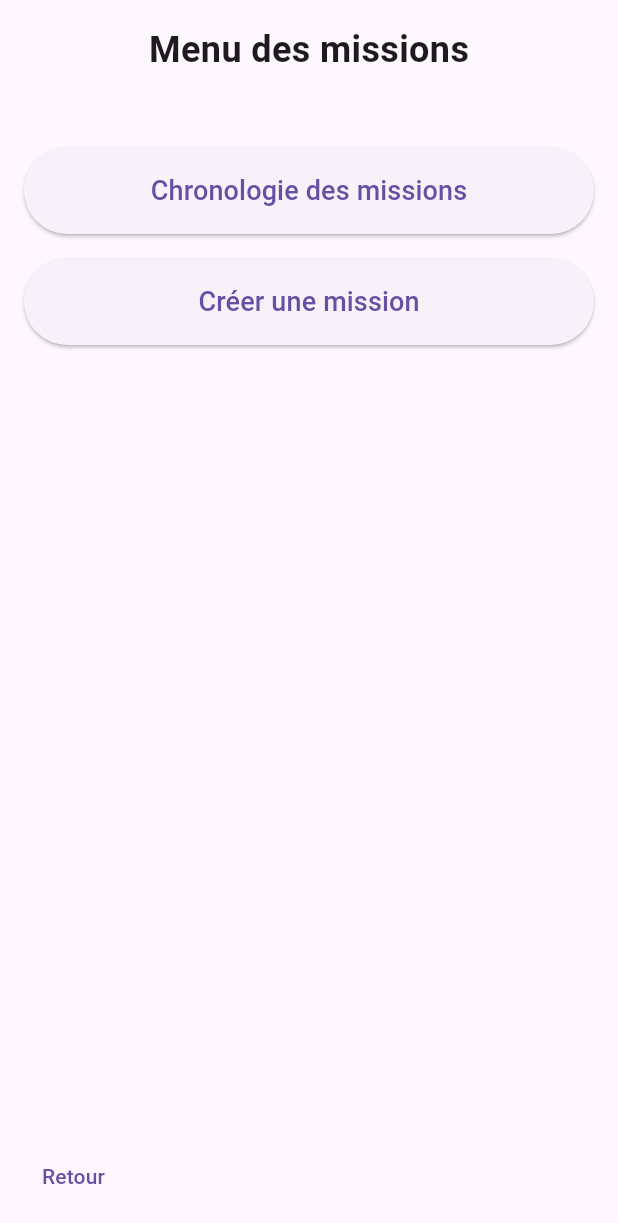
After one commit to Odyce/Hellsing-Undead-or-Alive-App, a Flutter app: the ArchiveMenuPage screen opened by its route, after a tap on "Missions", on a phone screen of 412 x 824 dp. The commit adds this screen. Shown: the top 1223 px of the screen. Run offline on Flutter 3.47's test engine with Material 3 defaults, Android fonts, the phone set to English and light mode, and no system bars; our stand-ins replace cloud_firestore, firebase_auth, firebase_core, flutter_riverpod, image_picker, shared_preferences and 1 more; missing offline and left inert: apsl_sun_calc, page_flip; accounts and stored records are empty.

Commit message:
Missions menu implemented

```diff
--- a/hellsing_undead_or_applive/lib/main.dart
+++ b/hellsing_undead_or_applive/lib/main.dart
@@ -4,6 +4,7 @@ import 'package:flutter_riverpod/flutter_riverpod.dart';
 
 import 'package:firebase_core/firebase_core.dart';
 import 'package:firebase_auth/firebase_auth.dart';
+import 'package:hellsing_undead_or_applive/pages/archives/mission/mission_menu.dart';
 import 'package:hellsing_undead_or_applive/pages/calendar/moon_calendar_page.dart';
 import 'package:shared_preferences/shared_preferences.dart';
 
@@ -48,6 +49,10 @@ class MyApp extends StatelessWidget {
         '/agentcreate': (_) => const CreateAgentPage(),
         '/rulebook': (_) => const BookViewerPage(),
         '/calendar': (_) => const MoonCalendarPage(),
+        '/archives': (_) => const ArchiveMenuPage(),
+        '/missions': (_) => const MissionMenuPage(),
+        '/chrono': (_) => const MissionChronologyPage(),
+        '/missioncreate': (_) => const CreateMissionPage(),
         // '/settings': (_) => const SettingsPage(),
         // etc.
       },
--- /dev/null
+++ b/hellsing_undead_or_applive/lib/pages/archives/archive_menu.dart
@@ -0,0 +1,109 @@
+import 'package:flutter/material.dart';
+
+class ArchiveMenuPage extends StatelessWidget {
+  const ArchiveMenuPage({super.key});
+
+  @override
+  Widget build(BuildContext context) {
+    return Scaffold(
+      body: SafeArea(
+        child: Padding(
+          padding: const EdgeInsets.all(16),
+          child: Column(
+            crossAxisAlignment: CrossAxisAlignment.stretch,
+            children: [
+              const Center(
+                child: Text(
+                  "Archives",
+                  style: TextStyle(
+                    fontSize: 24,
+                    fontWeight: FontWeight.bold,
+                  ),
+                ),
+              ),
+
+              const SizedBox(height: 48),
+
+              ElevatedButton(
+                onPressed: () {
+                  Navigator.pushReplacementNamed(context, '/missions');
+                },
+                child: const Padding(
+                  padding: EdgeInsets.symmetric(vertical: 16),
+                  child: Text(
+                    "Missions",
+                    style: TextStyle(fontSize: 18),
+                  ),
+                ),
+              ),
+
+              const SizedBox(height: 16),
+
+              ElevatedButton(
+                onPressed: () {},
+                child: const Padding(
+                  padding: EdgeInsets.symmetric(vertical: 16),
+                  child: Text(
+                    "Bestiaire",
+                    style: TextStyle(fontSize: 18),
+                  ),
+                ),
+              ),
+
+              const SizedBox(height: 16),
+
+              ElevatedButton(
+                onPressed: () {},
+                child: const Padding(
+                  padding: EdgeInsets.symmetric(vertical: 16),
+                  child: Text(
+                    "Artéfacts",
+                    style: TextStyle(fontSize: 18),
+                  ),
+                ),
+              ),
+
+              const SizedBox(height: 16),
+
+              ElevatedButton(
+                onPressed: () {},
+                child: const Padding(
+                  padding: EdgeInsets.symmetric(vertical: 16),
+                  child: Text(
+                    "PNJs",
+                    style: TextStyle(fontSize: 18),
+                  ),
+                ),
+              ),
+
+              const SizedBox(height: 16),
+
+              ElevatedButton(
+                onPressed: () {},
+                child: const Padding(
+                  padding: EdgeInsets.symmetric(vertical: 16),
+                  child: Text(
+                    "R&D",
+                    style: TextStyle(fontSize: 18),
+                  ),
+                ),
+              ),
+
+              const Spacer(),
+
+              Align(
+                alignment: Alignment.bottomLeft,
+                child: TextButton(
+                  onPressed: () {
+                    Navigator.pushReplacementNamed(context, '/home');
+                  },
+                  child: const Text("Retour"),
+                ),
+              ),
+            ],
+          ),
+        ),
+      ),
+    );
+  }
+}
--- /dev/null
+++ b/hellsing_undead_or_applive/lib/pages/archives/mission/create_mission_form.dart
@@ -0,0 +1,12 @@
+import 'package:flutter/material.dart';
+
+class CreateMissionPage extends StatelessWidget {
+  const CreateMissionPage({super.key});
+
+  @override
+  Widget build(BuildContext context) {
+    return const Scaffold(
+      body: Center(child: Text("Créer une mission — à venir")),
+    );
+  }
+}
--- /dev/null
+++ b/hellsing_undead_or_applive/lib/pages/archives/mission/mission_chronology.dart
@@ -0,0 +1,12 @@
+import 'package:flutter/material.dart';
+
+class MissionChronologyPage extends StatelessWidget {
+  const MissionChronologyPage({super.key});
+
+  @override
+  Widget build(BuildContext context) {
+    return const Scaffold(
+      body: Center(child: Text("Chronologie — à venir")),
+    );
+  }
+}
--- /dev/null
+++ b/hellsing_undead_or_applive/lib/pages/archives/mission/mission_menu.dart
@@ -0,0 +1,72 @@
+import 'package:flutter/material.dart';
+
+class MissionMenuPage extends StatelessWidget {
+  const MissionMenuPage({super.key});
+
+  @override
+  Widget build(BuildContext context) {
+    return Scaffold(
+      body: SafeArea(
+        child: Padding(
+          padding: const EdgeInsets.all(16),
+          child: Column(
+            crossAxisAlignment: CrossAxisAlignment.stretch,
+            children: [
+              const Center(
+                child: Text(
+                  "Menu des missions",
+                  style: TextStyle(
+                    fontSize: 24,
+                    fontWeight: FontWeight.bold,
+                  ),
+                ),
+              ),
+
+              const SizedBox(height: 48),
+
+              ElevatedButton(
+                onPressed: () {
+                  Navigator.pushReplacementNamed(context, '/chrono');
+                },
+                child: const Padding(
+                  padding: EdgeInsets.symmetric(vertical: 16),
+                  child: Text(
+                    "Chronologie des missions",
+                    style: TextStyle(fontSize: 18),
+                  ),
+                ),
+              ),
+
+              const SizedBox(height: 16),
+
+              ElevatedButton(
+                onPressed: () {
+                  Navigator.pushReplacementNamed(context, '/missioncreate');
+                },
+                child: const Padding(
+                  padding: EdgeInsets.symmetric(vertical: 16),
+                  child: Text(
+                    "Créer une mission",
+                    style: TextStyle(fontSize: 18),
+                  ),
+                ),
+              ),
+
+              const Spacer(),
+
+              Align(
+                alignment: Alignment.bottomLeft,
+                child: TextButton(
+                  onPressed: () {
+                    Navigator.pushReplacementNamed(context, '/archives');
+                  },
+                  child: const Text("Retour"),
+                ),
+              ),
+            ],
+          ),
+        ),
+      ),
+    );
+  }
+}
--- a/hellsing_undead_or_applive/lib/pages/models.dart
+++ b/hellsing_undead_or_applive/lib/pages/models.dart
@@ -7,3 +7,6 @@ export 'user_homepage.dart';
 export 'rulebook/templates/book_page_template.dart';
 export 'rulebook/model/book_page_model.dart';
 export 'rulebook/book_viewer_page.dart';
+export 'archives/mission/mission_chronology.dart';
+export 'archives/mission/create_mission_form.dart';
+export 'archives/archive_menu.dart';
```
Also changed, not shown: hellsing_undead_or_applive/lib/pages/archives/mission/mission_sheet.dart (added).
